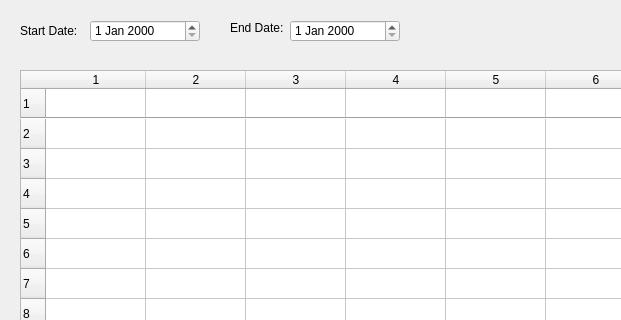
Qt form GeoCenterViewer_dialog_base.ui (blegeer/GeoCentoQuery) before a commit; both pictures show x 0 to 621 and y 0 to 320 of the 984 by 674 pixel window.
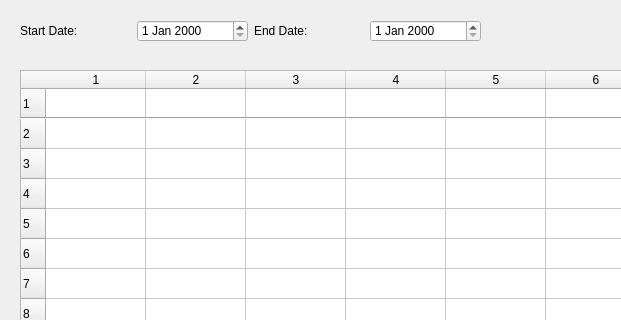
The same form after that commit.

Commit message:
Added date controls
Activated the date slides - put on the QCalendarWidget popups

Patch:
```diff
--- a/GeoCenterViewer_dialog_base.ui
+++ b/GeoCenterViewer_dialog_base.ui
@@ -168,52 +168,6 @@
     <enum>Qt::Horizontal</enum>
    </property>
   </widget>
-  <widget class="QLabel" name="label">
-   <property name="geometry">
-    <rect>
-     <x>20</x>
-     <y>20</y>
-     <width>61</width>
-     <height>21</height>
-    </rect>
-   </property>
-   <property name="text">
-    <string>Start Date:</string>
-   </property>
-  </widget>
-  <widget class="QLabel" name="label_2">
-   <property name="geometry">
-    <rect>
-     <x>230</x>
-     <y>20</y>
-     <width>61</width>
-     <height>16</height>
-    </rect>
-   </property>
-   <property name="text">
-    <string>End Date:</string>
-   </property>
-  </widget>
-  <widget class="QDateEdit" name="startDate">
-   <property name="geometry">
-    <rect>
-     <x>90</x>
-     <y>20</y>
-     <width>110</width>
-     <height>22</height>
-    </rect>
-   </property>
-  </widget>
-  <widget class="QDateEdit" name="endDate">
-   <property name="geometry">
-    <rect>
-     <x>290</x>
-     <y>20</y>
-     <width>110</width>
-     <height>22</height>
-    </rect>
-   </property>
-  </widget>
   <widget class="QPushButton" name="queryButton">
    <property name="geometry">
     <rect>
@@ -263,6 +217,38 @@
     <string>APIKEY:</string>
    </property>
   </widget>
+  <widget class="QWidget" name="">
+   <property name="geometry">
+    <rect>
+     <x>20</x>
+     <y>20</y>
+     <width>461</width>
+     <height>22</height>
+    </rect>
+   </property>
+   <layout class="QHBoxLayout" name="horizontalLayout">
+    <item>
+     <widget class="QLabel" name="label">
+      <property name="text">
+       <string>Start Date:</string>
+      </property>
+     </widget>
+    </item>
+    <item>
+     <widget class="QDateEdit" name="startDate"/>
+    </item>
+    <item>
+     <widget class="QLabel" name="label_2">
+      <property name="text">
+       <string>End Date:</string>
+      </property>
+     </widget>
+    </item>
+    <item>
+     <widget class="QDateEdit" name="endDate"/>
+    </item>
+   </layout>
+  </widget>
  </widget>
  <resources/>
  <connections>
```
The commit also changes 2 other files.
